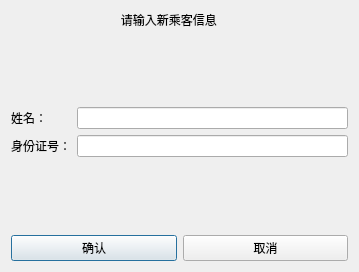
This is MainProgram/passdialog.ui in jameswhqi/12307 as Qt 5 draws it before an edit. The edited form follows.
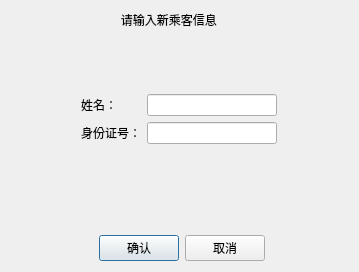
This is the edited form.

The edit to the form file:
```diff
--- a/MainProgram/passdialog.ui
+++ b/MainProgram/passdialog.ui
@@ -13,29 +13,9 @@
   <property name="windowTitle">
    <string>Dialog</string>
   </property>
-  <layout class="QVBoxLayout" name="verticalLayout">
-   <item>
-    <widget class="QLabel" name="label_3">
-     <property name="text">
-      <string>                                 请输入新乘客信息</string>
-     </property>
-    </widget>
-   </item>
-   <item>
-    <spacer name="verticalSpacer">
-     <property name="orientation">
-      <enum>Qt::Vertical</enum>
-     </property>
-     <property name="sizeHint" stdset="0">
-      <size>
-       <width>20</width>
-       <height>50</height>
-      </size>
-     </property>
-    </spacer>
-   </item>
-   <item>
-    <layout class="QGridLayout" name="gridLayout">
+  <layout class="QGridLayout" name="gridLayout">
+   <item row="2" column="1" colspan="6">
+    <layout class="QFormLayout" name="formLayout">
      <item row="0" column="0">
       <widget class="QLabel" name="label">
        <property name="text">
@@ -58,20 +38,60 @@
      </item>
     </layout>
    </item>
-   <item>
-    <spacer name="verticalSpacer_2">
+   <item row="0" column="0" colspan="5">
+    <widget class="QLabel" name="label_3">
+     <property name="text">
+      <string>                                 请输入新乘客信息</string>
+     </property>
+    </widget>
+   </item>
+   <item row="3" column="0" colspan="2">
+    <spacer name="horizontalSpacer">
+     <property name="orientation">
+      <enum>Qt::Horizontal</enum>
+     </property>
+     <property name="sizeHint" stdset="0">
+      <size>
+       <width>70</width>
+       <height>20</height>
+      </size>
+     </property>
+    </spacer>
+   </item>
+   <item row="1" column="0" colspan="8">
+    <spacer name="verticalSpacer">
      <property name="orientation">
       <enum>Qt::Vertical</enum>
      </property>
      <property name="sizeHint" stdset="0">
       <size>
        <width>20</width>
-       <height>49</height>
+       <height>50</height>
       </size>
      </property>
     </spacer>
    </item>
-   <item>
+   <item row="2" column="0">
+    <spacer name="horizontalSpacer_5">
+     <property name="orientation">
+      <enum>Qt::Horizontal</enum>
+     </property>
+     <property name="sizeHint" stdset="0">
+      <size>
+       <width>60</width>
+       <height>20</height>
+      </size>
+     </property>
+    </spacer>
+   </item>
+   <item row="3" column="2" colspan="4">
+    <widget class="QLabel" name="label_4">
+     <property name="text">
+      <string/>
+     </property>
+    </widget>
+   </item>
+   <item row="5" column="4">
     <layout class="QHBoxLayout" name="horizontalLayout">
      <item>
       <widget class="QPushButton" name="pushButton">
@@ -89,6 +109,71 @@
      </item>
     </layout>
    </item>
+   <item row="5" column="5" colspan="3">
+    <spacer name="horizontalSpacer_4">
+     <property name="orientation">
+      <enum>Qt::Horizontal</enum>
+     </property>
+     <property name="sizeHint" stdset="0">
+      <size>
+       <width>81</width>
+       <height>20</height>
+      </size>
+     </property>
+    </spacer>
+   </item>
+   <item row="5" column="0" colspan="3">
+    <spacer name="horizontalSpacer_3">
+     <property name="orientation">
+      <enum>Qt::Horizontal</enum>
+     </property>
+     <property name="sizeHint" stdset="0">
+      <size>
+       <width>80</width>
+       <height>20</height>
+      </size>
+     </property>
+    </spacer>
+   </item>
+   <item row="2" column="7">
+    <spacer name="horizontalSpacer_6">
+     <property name="orientation">
+      <enum>Qt::Horizontal</enum>
+     </property>
+     <property name="sizeHint" stdset="0">
+      <size>
+       <width>61</width>
+       <height>20</height>
+      </size>
+     </property>
+    </spacer>
+   </item>
+   <item row="3" column="6" colspan="2">
+    <spacer name="horizontalSpacer_2">
+     <property name="orientation">
+      <enum>Qt::Horizontal</enum>
+     </property>
+     <property name="sizeHint" stdset="0">
+      <size>
+       <width>71</width>
+       <height>20</height>
+      </size>
+     </property>
+    </spacer>
+   </item>
+   <item row="4" column="0" colspan="8">
+    <spacer name="verticalSpacer_2">
+     <property name="orientation">
+      <enum>Qt::Vertical</enum>
+     </property>
+     <property name="sizeHint" stdset="0">
+      <size>
+       <width>20</width>
+       <height>49</height>
+      </size>
+     </property>
+    </spacer>
+   </item>
   </layout>
  </widget>
  <resources/>
```
